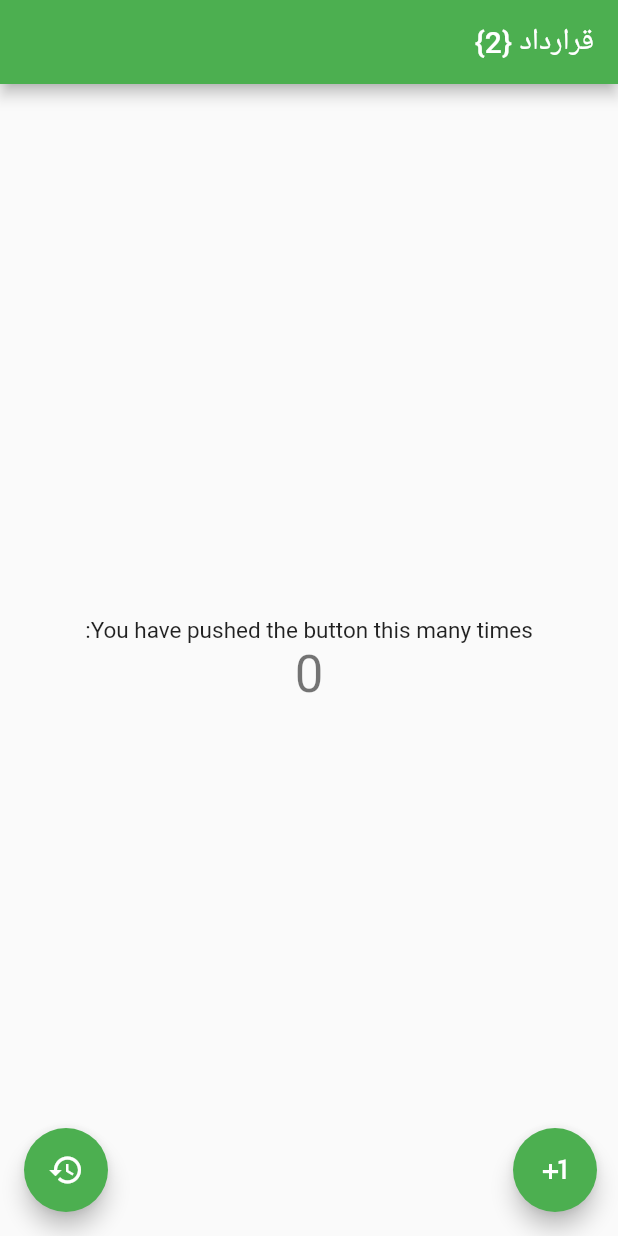
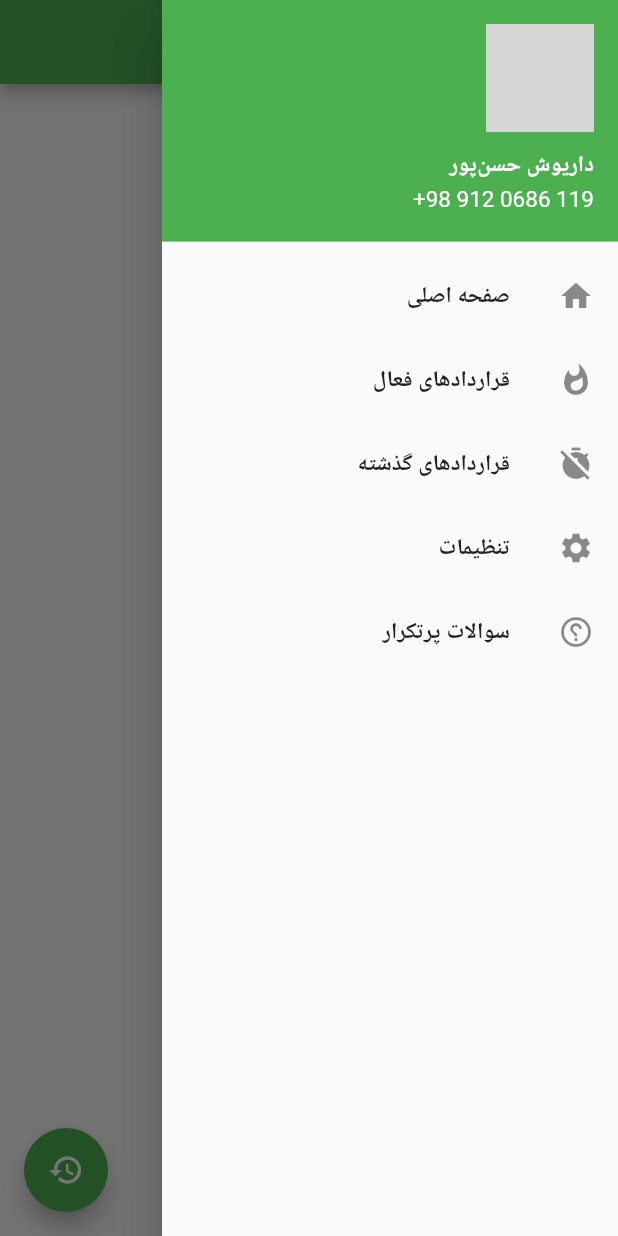
Before and after one commit to alphamarket/redesigned-fortnight, a Flutter app: the screen it shows after launch, with the side drawer open (before the commit the screen has no drawer), on a phone screen of 412 x 824 dp. Run offline on Flutter 3.47's test engine with Material 2 defaults, Android fonts, the phone set to English and light mode, and no system bars; network calls fail; grey boxes are pictures that could not be loaded.

Commit message:
@ lib/DrawerWidget.dart: working menu drawer widget

```diff
--- /dev/null
+++ b/lib/DrawerWidget.dart
@@ -0,0 +1,73 @@
+import 'package:flutter/material.dart';
+import 'package:flutter_app/globals.dart';
+import 'HomePage.dart';
+
+class DrawerWidget extends StatelessWidget {
+  @override
+  Widget build(BuildContext context) {
+    // TODO: implement build
+    return Drawer(
+      child: ListView(
+        children: <Widget>[
+          UserAccountsDrawerHeader(
+            accountName: Text(Globals.user.name),
+            accountEmail: Directionality(
+                textDirection: TextDirection.ltr,
+                child: Text(Globals.user.mobile)),
+            currentAccountPicture: CircleAvatar(
+              backgroundColor: Theme.of(context).platform == TargetPlatform.iOS
+                  ? Colors.blue
+                  : Colors.white,
+              backgroundImage: NetworkImage(
+                  'https://scontent-ams4-1.cdninstagram.com/vp/3ff885a29ace753d1858dae9304ef6d3/5DF59D0E/t51.2885-19/15802428_558772877660255_7059637022880694272_a.jpg?_nc_ht=scontent-ams4-1.cdninstagram.com'),
+              // child: Text(
+              //  "د",
+              //  style: TextStyle(fontSize: 40.0),
+              //),
+            ),
+          ),
+          ListTile(
+            title: Text("صفحه اصلی"),
+            leading: Icon(Icons.home),
+            onTap: () {
+              Navigator.pushReplacement(
+                  context, MaterialPageRoute(builder: (context) => HomePage()));
+            },
+          ),
+          ListTile(
+            title: Text("قراردادهای فعال"),
+            leading: Icon(Icons.whatshot),
+            onTap: () {
+              Navigator.pushReplacement(
+                  context, MaterialPageRoute(builder: (context) => HomePage()));
+            },
+          ),
+          ListTile(
+            title: Text("قراردادهای گذشته"),
+            leading: Icon(Icons.timer_off),
+            onTap: () {
+              Navigator.pushReplacement(
+                  context, MaterialPageRoute(builder: (context) => HomePage()));
+            },
+          ),
+          ListTile(
+            title: Text("تنظیمات"),
+            leading: Icon(Icons.settings),
+            onTap: () {
+              Navigator.pushReplacement(
+                  context, MaterialPageRoute(builder: (context) => HomePage()));
+            },
+          ),
+          ListTile(
+            title: Text("سوالات پرتکرار"),
+            leading: Icon(Icons.help_outline),
+            onTap: () {
+              Navigator.pushReplacement(
+                  context, MaterialPageRoute(builder: (context) => HomePage()));
+            },
+          ),
+        ],
+      ),
+    );
+  }
+}
--- a/lib/HomePage.dart
+++ b/lib/HomePage.dart
@@ -1,9 +1,10 @@
 import 'package:flutter/material.dart';
-//import 'utilites.dart';
+import 'package:flutter_app/globals.dart';
+import 'DrawerWidget.dart';
 import 'HistoryPage.dart';
 
 class HomePage extends StatefulWidget {
-  HomePage({Key key, this.title}) : super(key: key);
+  HomePage({Key key, this.title = "صفحه اصلی"}) : super(key: key);
 
   // This widget is the home page of your application. It is stateful, meaning
   // that it has a State object (defined below) that contains fields that affect
@@ -26,7 +27,7 @@ class _HomePageState extends State<HomePage> {
 
   void _incrementCounter() {
     // test if history is null?
-    if(_history == null) _history = List<String>();
+    if (_history == null) _history = List<String>();
 
     setState(() {
       // This call to setState tells the Flutter framework that something has
@@ -51,9 +52,9 @@ class _HomePageState extends State<HomePage> {
         appBar: AppBar(
           // Here we take the value from the MyHomePage object that was created by
           // the App.build method, and use it to set our appbar title.
-          title: Directionality(
-              textDirection: TextDirection.rtl, child: Text(widget.title)),
+          title: Text(widget.title),
         ),
+        drawer: DrawerWidget(),
         body: Center(
           // Center is a layout widget. It takes a single child and positions it
           // in the middle of the parent.
@@ -75,7 +76,7 @@ class _HomePageState extends State<HomePage> {
             mainAxisAlignment: MainAxisAlignment.center,
             children: <Widget>[
               Text(
-                'You have pushed the button this many times:',
+                'تعداد دفعات کلیک کردن دکمه:',
               ),
               Text(
                 '$_counter',
@@ -104,10 +105,11 @@ class _HomePageState extends State<HomePage> {
               padding: const EdgeInsets.symmetric(horizontal: 30.0),
               child: Align(
                 alignment: Alignment.bottomRight,
-                child: FloatingActionButton(
+                child: FloatingActionButton.extended(
                   heroTag: "home_history_btn",
                   onPressed: _incrementCounter,
-                  child: Icon(Icons.plus_one),
+                  icon: Icon(Icons.add),
+                  label: Text('ایجاد قرارداد')
                 ),
               ),
             ),
--- /dev/null
+++ b/lib/globals.dart
@@ -0,0 +1,14 @@
+import 'package:flutter/material.dart';
+
+Directionality T(String text) {
+  return Directionality(textDirection: TextDirection.rtl, child: Text(text),);
+}
+
+class User {
+  String name, mobile;
+  User(this.name, this.mobile);
+}
+
+class Globals {
+  static User user = User("داریوش حسن‌پور", "+98 912 0686 119");
+}
--- a/lib/main.dart
+++ b/lib/main.dart
@@ -1,10 +1,9 @@
 import 'package:flutter/material.dart';
 import 'package:flutter_localizations/flutter_localizations.dart';
+import 'package:flutter_app/globals.dart';
 import 'HomePage.dart';
 
-void main() {
-  runApp(MyApp());
-}
+void main() => runApp(MyApp());
 
 class MyApp extends StatelessWidget {
   // This widget is the root of your application.
@@ -24,7 +23,7 @@ class MyApp extends StatelessWidget {
           // is not restarted.
           primarySwatch: Colors.green,
         ),
-        home: HomePage(title: 'قرارداد {2}'),
+        home: HomePage(),
         localizationsDelegates: [
           GlobalMaterialLocalizations.delegate,
           GlobalWidgetsLocalizations.delegate,
--- a/lib/utilites.dart
+++ /dev/null
@@ -1,5 +0,0 @@
-import 'package:flutter/material.dart';
-
-Directionality T(String text) {
-  return Directionality(textDirection: TextDirection.rtl, child: Text(text),);
-}
```
Also changed, not shown: lib/HistoryPage.dart (+20 -6 lines).
